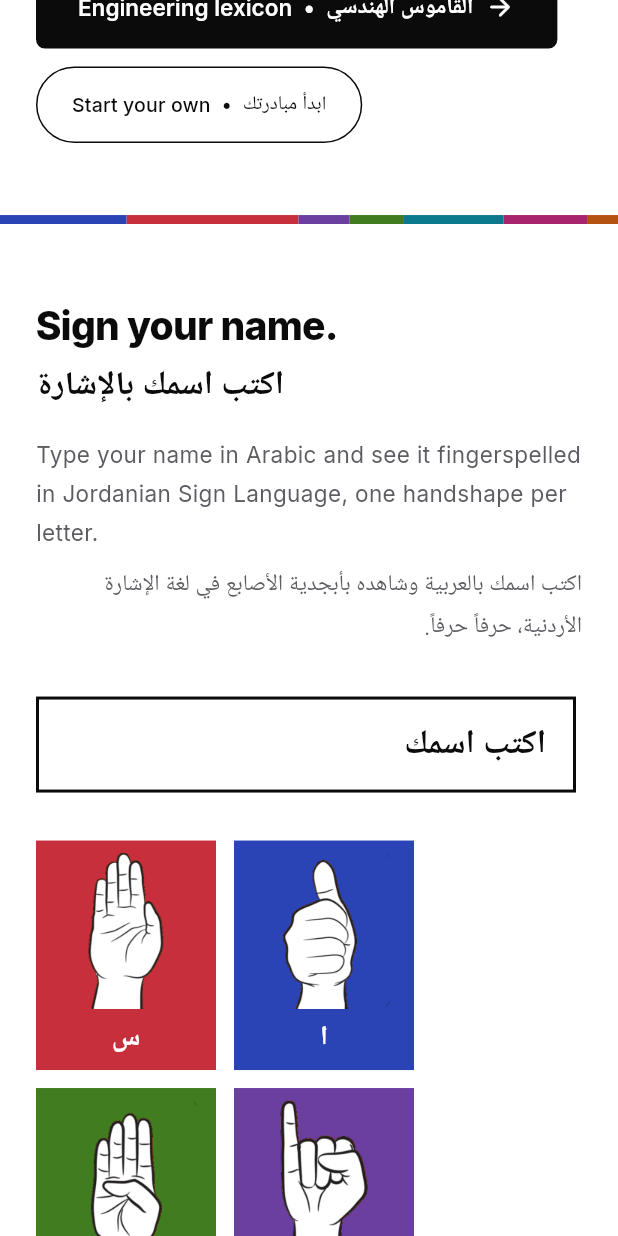
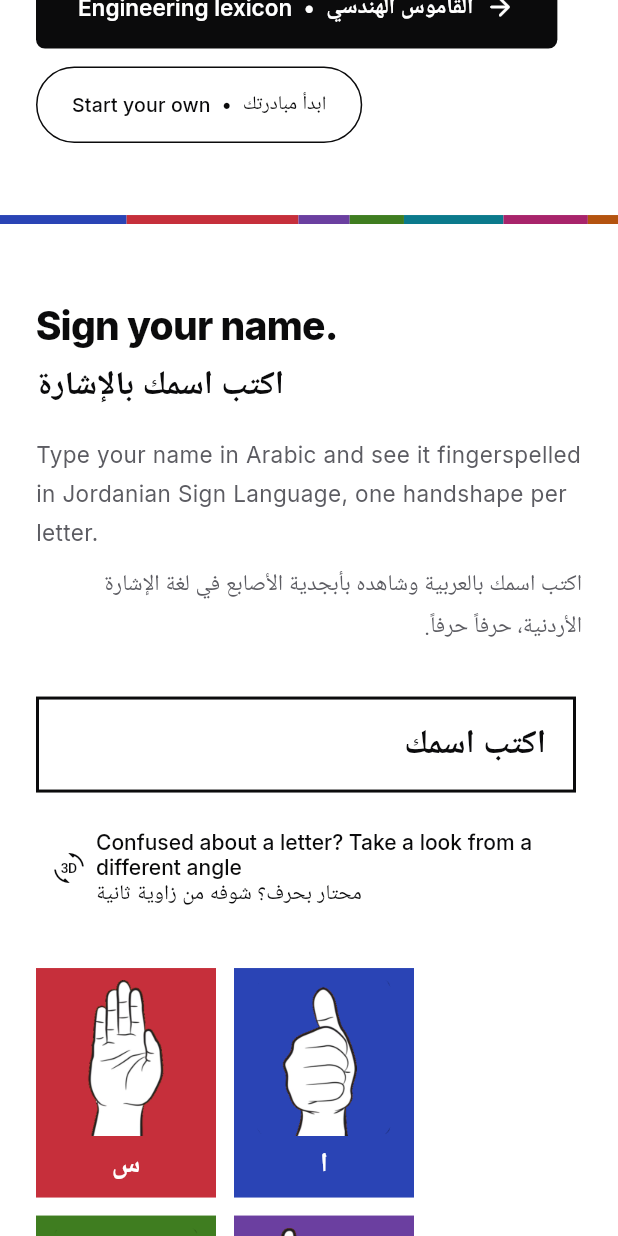
Before and after one commit to QabasAK/Alf-Eed, a Flutter app: the screen it shows after launch, scrolled down 576 dp, on a phone screen of 412 x 824 dp. Run offline on Flutter 3.47's test engine with Material 3 defaults, Android fonts, the phone set to English and light mode, and no system bars; our stand-ins replace chewie, go_router, google_fonts, video_player; Roboto replaces fonts that are missing (Tajawal).

Commit message:
Link the 3D letters from Sign your name; Engineering links out to LIU
Adds "Confused about a letter? Take a look from a different angle" under
the name box, opening signs3d.html. The Engineering buttons now open the
live LIU lexicon instead of the in-app /engineering copy.

```diff
--- a/lib/data/initiative.dart
+++ b/lib/data/initiative.dart
@@ -17,7 +17,7 @@ class InitiativeField {
   final String englishJoke;
   final String arabicJoke;
 
-  /// Where the field's lexicon lives. Null means nobody has claimed it yet.
+  /// URL of the field's live lexicon. Null means nobody has claimed it yet.
   final String? route;
 
   const InitiativeField({
@@ -39,7 +39,7 @@ const List<InitiativeField> initiativeFields = [
     arabicName: 'الهندسة',
     englishJoke: 'The answer to life, the universe and everything. It also splits nicely into three.',
     arabicJoke: 'جواب الحياة والكون وكل شيء، ويقبل القسمة على ثلاثة أيضاً.',
-    route: '/engineering',
+    route: engineeringLexiconUrl,
   ),
   InitiativeField(
     count: 57,
@@ -91,6 +91,12 @@ const List<InitiativeField> initiativeFields = [
   ),
 ];
 
+/// The live LIU lexicon, deployed on its own from the jslexicon repo.
+const String engineeringLexiconUrl = 'https://liu-lexicon.pages.dev';
+
+/// The rotatable 3D letters, served from web/signs3d.html.
+const String letters3dPath = 'signs3d.html';
+
 /// Served from web/toolkit/. Rebuild it with: python tool/build_toolkit.py
 const String toolkitPath = 'toolkit/1000-hands-toolkit.zip';
 
--- a/lib/screens/initiative_screen.dart
+++ b/lib/screens/initiative_screen.dart
@@ -2,7 +2,6 @@ import 'dart:math' as math;
 
 import 'package:flutter/material.dart';
 import 'package:flutter/services.dart';
-import 'package:go_router/go_router.dart';
 import 'package:google_fonts/google_fonts.dart';
 import 'package:url_launcher/link.dart';
 import '../data/initiative.dart';
@@ -287,11 +286,14 @@ class _Hero extends StatelessWidget {
           spacing: 12,
           runSpacing: 12,
           children: [
-            ElevatedButton.icon(
-              onPressed: () => context.go('/engineering'),
-              icon: const Icon(Icons.arrow_forward_rounded, size: 20),
-              iconAlignment: IconAlignment.end,
-              label: const Text('Engineering lexicon  •  القاموس الهندسي'),
+            Link(
+              uri: Uri.parse(engineeringLexiconUrl),
+              builder: (context, followLink) => ElevatedButton.icon(
+                onPressed: followLink,
+                icon: const Icon(Icons.arrow_forward_rounded, size: 20),
+                iconAlignment: IconAlignment.end,
+                label: const Text('Engineering lexicon  •  القاموس الهندسي'),
+              ),
             ),
             OutlinedButton(
               onPressed: onToolkit,
@@ -400,6 +402,15 @@ class _SignYourNameState extends State<_SignYourName> {
                 borderSide: BorderSide(color: AppColors.ink, width: 3),
               ),
             ),
+          ),
+        ),
+        const SizedBox(height: 16),
+        Link(
+          uri: Uri.base.resolve(letters3dPath),
+          builder: (context, followLink) => TextButton.icon(
+            onPressed: followLink,
+            icon: const Icon(Icons.threed_rotation_rounded, size: 20),
+            label: const Text('Confused about a letter? Take a look from a different angle\nمحتار بحرف؟ شوفه من زاوية ثانية'),
           ),
         ),
       ],
@@ -638,10 +649,13 @@ class _CardBack extends StatelessWidget {
         ),
         const SizedBox(height: 12),
         route != null
-            ? ElevatedButton(
-                onPressed: () => context.go(route),
-                style: ElevatedButton.styleFrom(backgroundColor: Colors.white, foregroundColor: field.color),
-                child: const Text('Open it  •  افتح'),
+            ? Link(
+                uri: Uri.parse(route),
+                builder: (context, followLink) => ElevatedButton(
+                  onPressed: followLink,
+                  style: ElevatedButton.styleFrom(backgroundColor: Colors.white, foregroundColor: field.color),
+                  child: const Text('Open it  •  افتح'),
+                ),
               )
             : OutlinedButton(
                 onPressed: onClaim,
```
